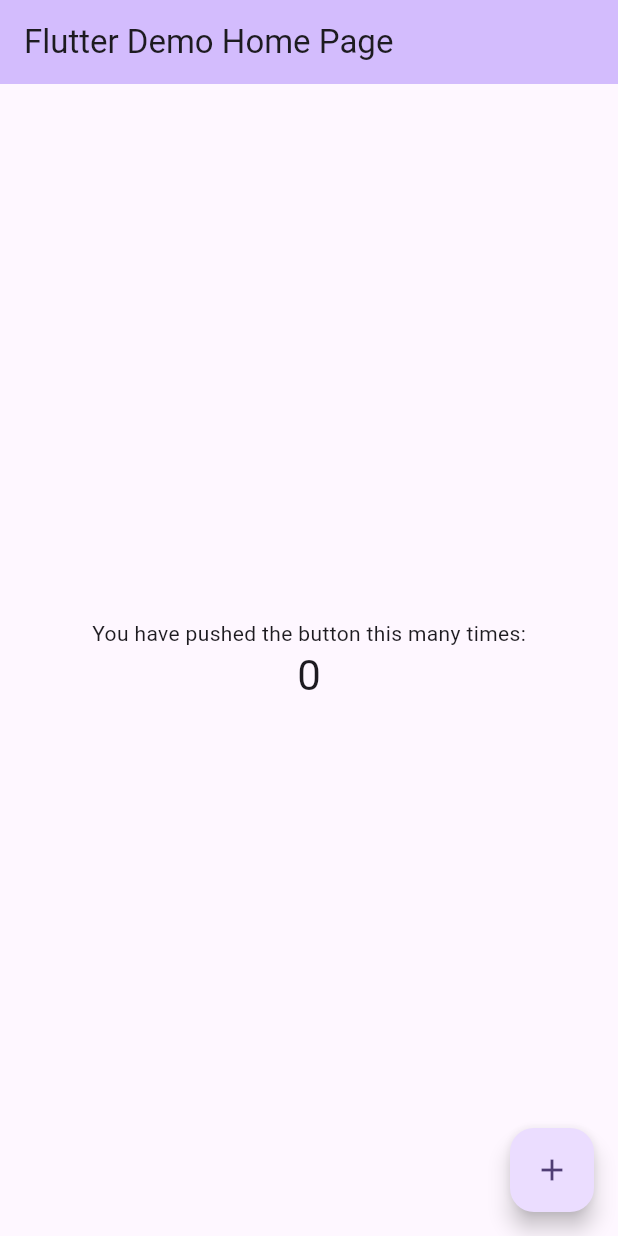
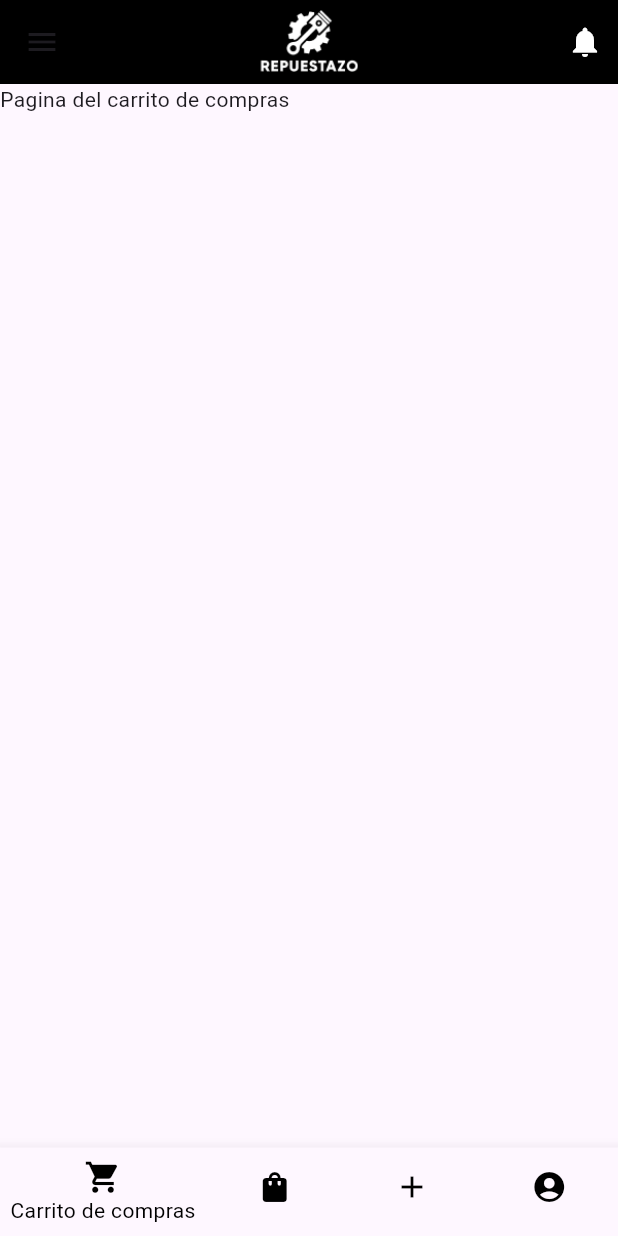
Before and after one commit to CarlosMarcaa/proyecto-IS, a Flutter app: the screen it shows after launch, on a phone screen of 412 x 824 dp. Run offline on Flutter 3.47's test engine with Material 3 defaults, Android fonts, the phone set to English and light mode, and no system bars; our stand-ins replace firebase_core; accounts and stored records are empty.

Commit message:
Home page hecho

```diff
--- a/repuestazo/lib/main.dart
+++ b/repuestazo/lib/main.dart
@@ -1,130 +1,19 @@
 import 'package:flutter/material.dart';
 import 'package:firebase_core/firebase_core.dart';
 import 'firebase_options.dart';
+import "package:repuestazo/views/home_page.dart";
 
 Future<void> main () async {
+  WidgetsFlutterBinding.ensureInitialized();
   await Firebase.initializeApp(
     options: DefaultFirebaseOptions.currentPlatform,
   );
-  runApp(const MyApp());
+  runApp(MyApp());
 }
 
-class MyApp extends StatelessWidget {
-  const MyApp({super.key});
+class MyApp extends StatelessWidget{
 
-  // This widget is the root of your application.
-  @override
-  Widget build(BuildContext context) {
-    return MaterialApp(
-      title: 'Flutter Demo',
-      theme: ThemeData(
-        // This is the theme of your application.
-        //
-        // TRY THIS: Try running your application with "flutter run". You'll see
-        // the application has a purple toolbar. Then, without quitting the app,
-        // try changing the seedColor in the colorScheme below to Colors.green
-        // and then invoke "hot reload" (save your changes or press the "hot
-        // reload" button in a Flutter-supported IDE, or press "r" if you used
-        // the command line to start the app).
-        //
-        // Notice that the counter didn't reset back to zero; the application
-        // state is not lost during the reload. To reset the state, use hot
-        // restart instead.
-        //
-        // This works for code too, not just values: Most code changes can be
-        // tested with just a hot reload.
-        colorScheme: ColorScheme.fromSeed(seedColor: Colors.deepPurple),
-        useMaterial3: true,
-      ),
-      home: const MyHomePage(title: 'Flutter Demo Home Page'),
-    );
+  Widget build(BuildContext context){
+    return HomePage();
   }
 }
-
-class MyHomePage extends StatefulWidget {
-  const MyHomePage({super.key, required this.title});
-
-  // This widget is the home page of your application. It is stateful, meaning
-  // that it has a State object (defined below) that contains fields that affect
-  // how it looks.
-
-  // This class is the configuration for the state. It holds the values (in this
-  // case the title) provided by the parent (in this case the App widget) and
-  // used by the build method of the State. Fields in a Widget subclass are
-  // always marked "final".
-
-  final String title;
-
-  @override
-  State<MyHomePage> createState() => _MyHomePageState();
-}
-
-class _MyHomePageState extends State<MyHomePage> {
-  int _counter = 0;
-
-  void _incrementCounter() {
-    setState(() {
-      // This call to setState tells the Flutter framework that something has
-      // changed in this State, which causes it to rerun the build method below
-      // so that the display can reflect the updated values. If we changed
-      // _counter without calling setState(), then the build method would not be
-      // called again, and so nothing would appear to happen.
-      _counter++;
-    });
-  }
-
-  @override
-  Widget build(BuildContext context) {
-    // This method is rerun every time setState is called, for instance as done
-    // by the _incrementCounter method above.
-    //
-    // The Flutter framework has been optimized to make rerunning build methods
-    // fast, so that you can just rebuild anything that needs updating rather
-    // than having to individually change instances of widgets.
-    return Scaffold(
-      appBar: AppBar(
-        // TRY THIS: Try changing the color here to a specific color (to
-        // Colors.amber, perhaps?) and trigger a hot reload to see the AppBar
-        // change color while the other colors stay the same.
-        backgroundColor: Theme.of(context).colorScheme.inversePrimary,
-        // Here we take the value from the MyHomePage object that was created by
-        // the App.build method, and use it to set our appbar title.
-        title: Text(widget.title),
-      ),
-      body: Center(
-        // Center is a layout widget. It takes a single child and positions it
-        // in the middle of the parent.
-        child: Column(
-          // Column is also a layout widget. It takes a list of children and
-          // arranges them vertically. By default, it sizes itself to fit its
-          // children horizontally, and tries to be as tall as its parent.
-          //
-          // Column has various properties to control how it sizes itself and
-          // how it positions its children. Here we use mainAxisAlignment to
-          // center the children vertically; the main axis here is the vertical
-          // axis because Columns are vertical (the cross axis would be
-          // horizontal).
-          //
-          // TRY THIS: Invoke "debug painting" (choose the "Toggle Debug Paint"
-          // action in the IDE, or press "p" in the console), to see the
-          // wireframe for each widget.
-          mainAxisAlignment: MainAxisAlignment.center,
-          children: <Widget>[
-            const Text(
-              'You have pushed the button this many times:',
-            ),
-            Text(
-              '$_counter',
-              style: Theme.of(context).textTheme.headlineMedium,
-            ),
-          ],
-        ),
-      ),
-      floatingActionButton: FloatingActionButton(
-        onPressed: _incrementCounter,
-        tooltip: 'Increment',
-        child: const Icon(Icons.add),
-      ), // This trailing comma makes auto-formatting nicer for build methods.
-    );
-  }
-}
--- /dev/null
+++ b/repuestazo/lib/views/home_page.dart
@@ -0,0 +1,122 @@
+import 'package:flutter/cupertino.dart';
+import 'package:flutter/material.dart';
+import 'package:repuestazo/views/add_product_page.dart';
+import 'package:repuestazo/views/notification_page.dart';
+import 'package:repuestazo/views/products_page.dart';
+import 'package:repuestazo/views/profile_page.dart';
+import 'package:repuestazo/views/shopping_cart_page.dart';
+
+class HomePage extends StatefulWidget{
+  HomePageState createState() => HomePageState();
+}
+
+class HomePageState extends State<HomePage>{
+  int currentIndex = 0;
+
+  final List<Widget> pages = [
+    ShoppingCartPage(),
+    ProductsPage(),
+    AddProduct(),
+    ProfilePage()
+  ];
+
+  Widget build(BuildContext context){
+    final Size screenSize = MediaQuery.of(context).size;
+    final double screenHeight = screenSize.height;
+    final double screenWidth = screenSize.width;
+
+    void onTabTapped(int index) {
+      setState(() {
+        currentIndex = index;
+      });
+    }
+
+    return MaterialApp(
+      debugShowCheckedModeBanner: false,
+
+      home: Scaffold(
+        appBar: AppBar(
+          leading: IconButton(
+            icon: Icon(Icons.menu),
+            onPressed: (){
+              Scaffold.of(context).openDrawer();
+            },
+          ),
+          backgroundColor: Colors.black,
+          title: Padding(
+            padding: const EdgeInsets.all(20), // margen de 16 píxeles en todos los lados
+            child: Image.asset(
+              'assets/images/RespuestazoWhiteIcon.png',
+              height: screenHeight* 0.08,
+              width: screenHeight* 0.08,
+            ),
+          ),
+          centerTitle: true,
+          actions: [
+            Padding(
+              padding: const EdgeInsets.all(10), // margen de 16 píxeles en todos los lados
+              child: GestureDetector(
+                onTap: (){
+                  Navigator.push(
+                    context,
+                    MaterialPageRoute(builder: (context) => NotificationPage()),
+                  );
+                },
+                child: Icon(
+                  Icons.notifications,
+                  color: Colors.white,
+                ),
+              )
+            )
+          ],
+        ),
+
+        body: IndexedStack(
+          index: currentIndex,
+          children: pages,
+        ),
+
+        bottomNavigationBar: BottomNavigationBar(
+          currentIndex: currentIndex,
+          onTap: onTabTapped,
+          selectedItemColor: Colors.black,
+          items: const [
+            BottomNavigationBarItem(
+                icon: Icon(
+                    Icons.shopping_cart,
+                    color: Colors.black
+                ),
+                label: "Carrito de compras"
+            ),
+
+            BottomNavigationBarItem(
+                icon: Icon(
+                    Icons.shopping_bag,
+                    color: Colors.black
+                ),
+                label: "Productos"
+            ),
+
+            BottomNavigationBarItem(
+                icon: Icon(
+                    Icons.add,
+                    color: Colors.black
+                ),
+                label: "Public producto"
+            ),
+
+            BottomNavigationBarItem(
+                icon: Icon(
+                    Icons.account_circle,
+                    color: Colors.black
+                ),
+                label: "Perfil",
+
+            ),
+          ],
+          selectedIconTheme: IconThemeData(size: 25)
+        ),
+      ),
+    );
+  }
+}
--- /dev/null
+++ b/repuestazo/lib/views/shopping_cart_page.dart
@@ -0,0 +1,15 @@
+import 'package:flutter/cupertino.dart';
+
+class ShoppingCartPage extends StatefulWidget{
+  ShoppingCartPageState createState() => ShoppingCartPageState();
+}
+
+class ShoppingCartPageState extends State<ShoppingCartPage>{
+
+  Widget build(BuildContext context){
+    return Container(
+      child: Text("Pagina del carrito de compras"),
+
+    );
+  }
+}
--- a/repuestazo/pubspec.yaml
+++ b/repuestazo/pubspec.yaml
@@ -91,3 +91,5 @@ flutter:
   #
   # For details regarding fonts from package dependencies,
   # see https://flutter.dev/custom-fonts/#from-packages
+  assets:
+    - assets/images/
```
Also changed, not shown: repuestazo/lib/models/category.dart (added, +43 -0 lines), repuestazo/lib/views/add_product_page.dart (added, +14 -0 lines), repuestazo/lib/views/notification_page.dart (added, +30 -0 lines), repuestazo/lib/views/products_page.dart (added, +61 -0 lines), repuestazo/lib/views/profile_page.dart (added, +15 -0 lines), repuestazo/assets/images/CartIcon.png (added), repuestazo/assets/images/NotificationIcon.png (added), repuestazo/assets/images/ProfileIcon.png (added), repuestazo/assets/images/RepuestazoIcon.png (added), repuestazo/assets/images/RespuestazoWhiteIcon.png (added).
